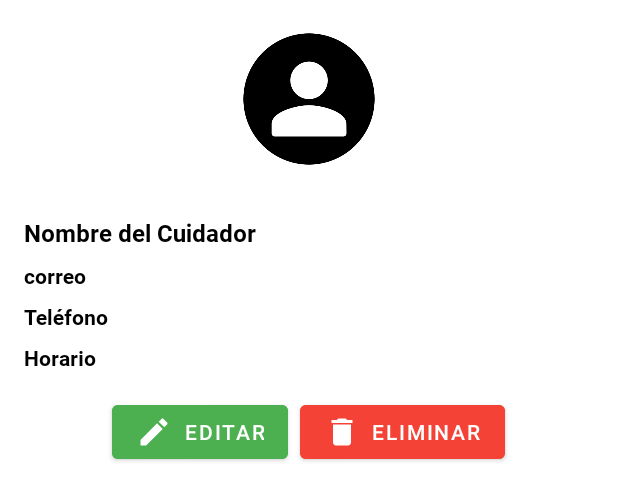
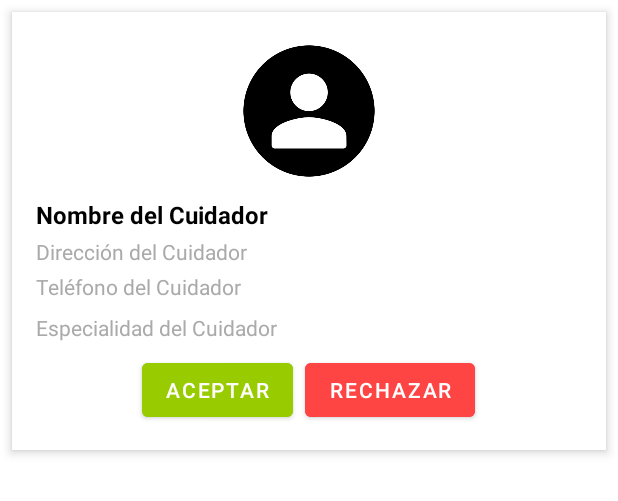
Before and after one commit to Aperlop2/App_CAPSA_JAVA, an Android app: the layout item_cuidador.xml on its own in the app's theme, with its tools: preview values and no code run, on a phone screen of 412 x 824 dp. Shown: the top 501 px of the screen. Run offline under Robolectric (Android 15) with nearby library versions, the phone set to English and light mode, and no system bars; network calls fail.

Commit message:
agregado de la vista de cuidadores

```diff
--- a/app/src/main/AndroidManifest.xml
+++ b/app/src/main/AndroidManifest.xml
@@ -53,6 +53,8 @@ xmlns:tools="http://schemas.android.com/tools">
         <activity android:name=".FormularioAdministrador" />
         <activity android:name=".FormularioCuidador" />
         <activity android:name=".EditarCita" />
+        <activity android:name=".ListaCuidadoresActivity" />
+
 
 
         <activity android:name=".RecuperarContrasena"/>
--- a/app/src/main/java/com/example/java_capsa/gestionadministradores.java
+++ b/app/src/main/java/com/example/java_capsa/gestionadministradores.java
@@ -73,7 +73,7 @@ public class gestionadministradores extends AppCompatActivity {
         // Configuración del clic en el icono de cuidadores
         ImageView iconCaregivers = findViewById(R.id.icon_caregivers);
         iconCaregivers.setOnClickListener(v -> {
-            Intent intent = new Intent(gestionadministradores.this, GestionDeCuidadoresActivity.class);
+            Intent intent = new Intent(gestionadministradores.this, ListaCuidadoresActivity.class);
             startActivity(intent);
         });
 
--- /dev/null
+++ b/app/src/main/java/com/example/java_capsa/lista_cuidadores.java
@@ -0,0 +1,4 @@
+package com.example.java_capsa;
+
+public class lista_cuidadores {
+}
--- a/app/src/main/res/layout/item_cuidador.xml
+++ b/app/src/main/res/layout/item_cuidador.xml
@@ -1,22 +1,13 @@
 <?xml version="1.0" encoding="utf-8"?>
-<androidx.constraintlayout.widget.ConstraintLayout
+<LinearLayout
     xmlns:android="http://schemas.android.com/apk/res/android"
-    xmlns:app="http://schemas.android.com/apk/res-auto"
-
-    xmlns:tools="http://schemas.android.com/tools"
-    android:layout_width="match_parent"
-    android:layout_height="match_parent">
-
-    <LinearLayout
-        android:id="@+id/contenedor_cuidador"
     android:layout_width="match_parent"
     android:layout_height="wrap_content"
     android:orientation="vertical"
-        android:background="#FFFFFF"
     android:padding="16dp"
-        app:layout_constraintTop_toTopOf="parent"
-        app:layout_constraintStart_toStartOf="parent"
-        app:layout_constraintEnd_toEndOf="parent">
+    android:layout_margin="8dp"
+    android:elevation="4dp"
+    android:background="@android:color/white">
 
     <ImageView
         android:id="@+id/imagen_cuidador"
@@ -25,76 +16,68 @@
         android:layout_gravity="center_horizontal"
         android:layout_marginBottom="8dp"
         android:src="@drawable/avatar"
-            tools:ignore="ContentDescription" />
+        android:contentDescription="Imagen del Cuidador" />
 
     <TextView
         android:id="@+id/nombre_cuidador"
         android:layout_width="match_parent"
         android:layout_height="wrap_content"
-            android:layout_marginTop="20dp"
-            android:text="@string/nombre_cuidador"
-            android:fontFamily="@font/roboto_bold"
-            android:textColor="@color/black"
+        android:text="Nombre del Cuidador"
+        android:textStyle="bold"
         android:textSize="16sp"
-            android:layout_marginBottom="8dp" />
+        android:textColor="@android:color/black"
+        android:layout_marginBottom="4dp" />
 
     <TextView
-            android:id="@+id/direccion_cuidador"
+        android:id="@+id/correo_cuidador"
         android:layout_width="match_parent"
         android:layout_height="wrap_content"
-            android:text="@string/direccionItem"
-            android:fontFamily="@font/roboto_bold"
-            android:textColor="@color/black"
+        android:text="Dirección del Cuidador"
         android:textSize="14sp"
-            android:layout_marginBottom="8dp" />
+        android:textColor="@android:color/darker_gray"
+        android:layout_marginBottom="4dp" />
 
     <TextView
         android:id="@+id/telefono_cuidador"
         android:layout_width="match_parent"
         android:layout_height="wrap_content"
-            android:text="@string/telefonoItem"
-            android:fontFamily="@font/roboto_bold"
-            android:textColor="@color/black"
+        android:text="Teléfono del Cuidador"
         android:textSize="14sp"
+        android:textColor="@android:color/darker_gray"
         android:layout_marginBottom="8dp" />
 
     <TextView
-            android:id="@+id/horario_cuidador"
+        android:id="@+id/especialidad_cuidador"
         android:layout_width="match_parent"
         android:layout_height="wrap_content"
-            android:text="@string/horarioItem"
-            android:fontFamily="@font/roboto_bold"
-            android:textColor="@color/black"
+        android:text="Especialidad del Cuidador"
         android:textSize="14sp"
-            android:layout_marginBottom="16dp" />
+        android:textColor="@android:color/darker_gray"
+        android:layout_marginBottom="8dp" />
+
 
     <LinearLayout
         android:layout_width="match_parent"
         android:layout_height="wrap_content"
         android:orientation="horizontal"
-            android:gravity="center_horizontal">
+        android:gravity="center">
 
         <Button
-                android:id="@+id/btnEditar1"
+            android:id="@+id/btn_aceptar"
             android:layout_width="wrap_content"
             android:layout_height="wrap_content"
-                android:layout_marginEnd="8dp"
-                android:backgroundTint="#4CAF50"
-                android:drawableLeft="@drawable/baseline_edit_24"
-                android:text="@string/editar"
-                android:textColor="#FFFFFF"
-                tools:ignore="ButtonStyle,RtlHardcoded,TextContrastCheck" />
+            android:text="Aceptar"
+            android:backgroundTint="@android:color/holo_green_light"
+            android:textColor="@android:color/white"
+            android:layout_marginEnd="8dp"/>
 
         <Button
-                android:id="@+id/btnEliminar1"
+            android:id="@+id/btn_rechazar"
             android:layout_width="wrap_content"
             android:layout_height="wrap_content"
-                android:backgroundTint="#F44336"
-                android:drawableLeft="@drawable/baseline_delete_24"
-                android:text="@string/eliminar"
-                android:textColor="#FFFFFF"
-                tools:ignore="ButtonStyle,RtlHardcoded,TextContrastCheck" />
-        </LinearLayout>
+            android:text="Rechazar"
+            android:backgroundTint="@android:color/holo_red_light"
+            android:textColor="@android:color/white"/>
     </LinearLayout>
 
-</androidx.constraintlayout.widget.ConstraintLayout>
+</LinearLayout>
--- a/app/src/main/res/values/strings.xml
+++ b/app/src/main/res/values/strings.xml
@@ -71,8 +71,8 @@
     <string name="nombre_cuidador">Nombre del Cuidador</string>
     <string name="direccionItem">correo</string>
     <string name="telefonoItem">Teléfono</string>
-    <string name="horarioItem">Horario</string>
-    <string name="editar">Editar</string>
+    <string name="horarioItem">Especialidad</string>
+    <string name="editar">Guardar</string>
     <string name="eliminar">Eliminar</string>
     <string name="editar_cuidador">Editar cuidador</string>
     <string name="gestion_de_citas">Gestión de citas</string>
```
Also changed, not shown: app/src/main/java/com/example/java_capsa/Cuidadorpendiente.java (added, +61 -0 lines), app/src/main/java/com/example/java_capsa/CuidadorpendienteAdapter.java (added, +94 -0 lines), app/src/main/java/com/example/java_capsa/ListaCuidadoresActivity.java (added, +70 -0 lines), app/src/main/res/layout/list_item.xml (deleted, +0 -9 lines), app/src/main/res/layout/lista_cuidadores.xml (added, +15 -0 lines). Lines whose indentation alone changed are shown as unchanged.
